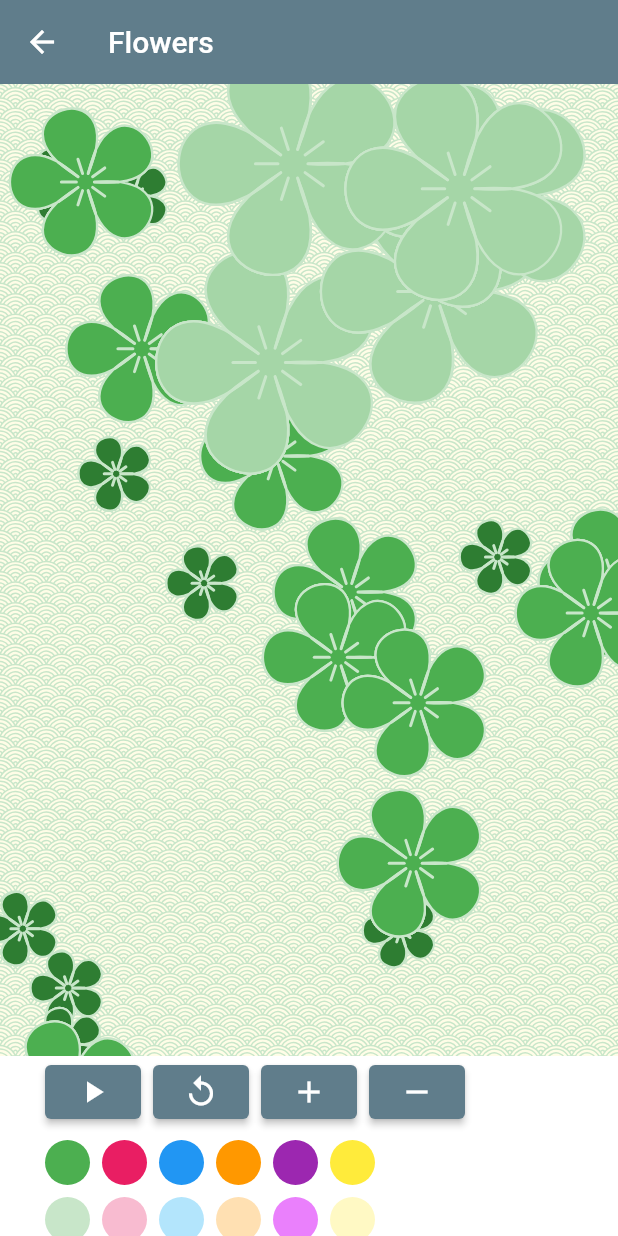
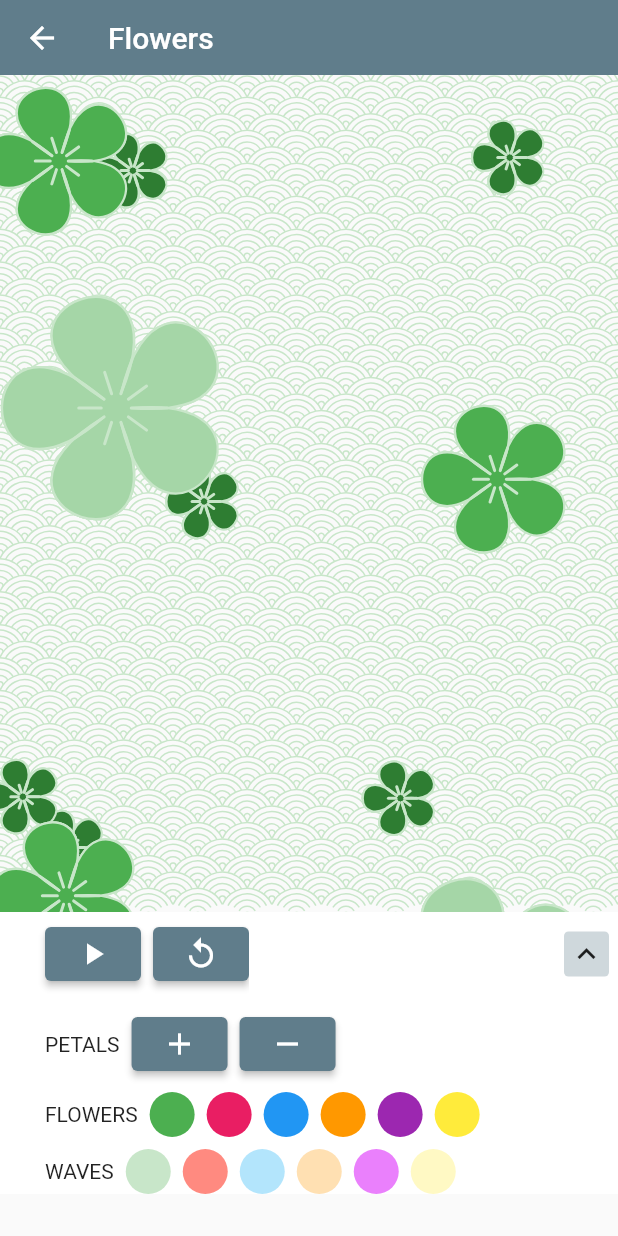
Before and after one commit to fullmers/flutter_animation_play, a Flutter app: the screen it shows after launch, after a tap on "Flowers", on a phone screen of 412 x 824 dp. Run offline on Flutter 3.47's test engine with Material 2 defaults, Android fonts, the phone set to English and light mode, and no system bars.

Commit message:
make the controller expandable, factor out the top row of controller into its own widget

```diff
--- a/lib/flowers/flower_painter.dart
+++ b/lib/flowers/flower_painter.dart
@@ -27,51 +27,7 @@ class FlowerPainter extends CustomPainter {
   @override
   void paint(Canvas canvas, Size size) {
     petalsPath.reset();
-    _drawWaves(canvas: canvas, size: size);
     _drawFlowers(canvas: canvas, flowers: flowers);
-  }
-
-  void _drawWaves({required Canvas canvas, required Size size}) {
-    int numCols = 16;
-    final width = size.width;
-    final colWidth = .8 * width / numCols;
-    numCols = numCols + 5;
-    int numRows = (size.height / colWidth).ceil() * 3 + 1;
-    final r0 = 2 * colWidth / 32;
-    final r1 = 6 * colWidth / 32;
-    final r2 = 10 * colWidth / 32;
-    final r3 = 14 * colWidth / 32;
-    final r4 = 35 * colWidth / 64;
-    final refStartAngle = -pi / 6;
-    final refSweepAngle = -2 * pi / 3;
-
-    double dy;
-    double dx;
-    for (int j = 0; j < numRows; j++) {
-      for (int i = 0; i < numCols + 1; i++) {
-        if (j % 2 == 0) {
-          dx = i * colWidth + colWidth / 2;
-        } else {
-          dx = i * colWidth;
-        }
-        dy = colWidth * j / 3;
-
-        _paint.color = waveColor;
-        _paint.style = PaintingStyle.stroke;
-        _paint.strokeWidth = 1;
-
-        canvas.drawArc(Rect.fromCircle(center: Offset(dx, dy), radius: r0), refStartAngle + 3 * pi / 16,
-            refSweepAngle - 3 * pi / 8, false, _paint);
-        canvas.drawArc(
-            Rect.fromCircle(center: Offset(dx, dy), radius: r1), refStartAngle, refSweepAngle, false, _paint);
-        canvas.drawArc(Rect.fromCircle(center: Offset(dx, dy), radius: r2), refStartAngle - pi / 128,
-            refSweepAngle + pi / 64, false, _paint);
-        canvas.drawArc(Rect.fromCircle(center: Offset(dx, dy), radius: r3), refStartAngle + pi / 64,
-            refSweepAngle - pi / 32, false, _paint);
-        canvas.drawArc(Rect.fromCircle(center: Offset(dx, dy), radius: r4), refStartAngle + pi / 32,
-            refSweepAngle - pi / 16, false, _paint);
-      }
-    }
   }
 
   void _drawFlowers({
--- a/lib/flowers/flowers.dart
+++ b/lib/flowers/flowers.dart
@@ -1,9 +1,10 @@
 import 'dart:math';
 
+import 'package:animaplay/flowers/WavePainter.dart';
 import 'package:flutter/material.dart';
 
-import '../animation_controller_buttons.dart';
 import 'color_change_button.dart';
+import 'controller_top.dart';
 import 'flower.dart';
 import 'flower_painter.dart';
 
@@ -37,12 +38,16 @@ class _FlowersState extends State<Flowers> with SingleTickerProviderStateMixin {
   final _random = Random();
   final List<Flower> _flowers = [];
   final List<FlowerSeed> _seeds = [];
-  final int _numFlowers = 30;
-  final int _durationInMs = 3000;
+  final int _numFlowers = 15;
+  final int _durationInMs = 8000;
+  late double _openControlBarHeight = 200;
+  late double _minControlBarHeight = 56;
+  final double _toolBarHeight = 50;
   Color _waveColor = Colors.green[100]!;
 
   int _numPetals = 5;
   bool _isPlaying = false;
+  bool _isControllerOpen = true;
   FlowerColorScheme _currentColorScheme = FlowerColorScheme.Green;
 
   // beginning and end fields of Tween not needed, since the duration field in the controller provides this
@@ -88,7 +93,7 @@ class _FlowersState extends State<Flowers> with SingleTickerProviderStateMixin {
 
   Offset _makeRandomCenter() {
     double dx = _random.nextDouble() * widget.width;
-    double dy = _random.nextDouble() * widget.height;
+    double dy = _random.nextDouble() * (widget.height - _toolBarHeight - 70);
     return Offset(dx, dy);
   }
 
@@ -131,6 +136,7 @@ class _FlowersState extends State<Flowers> with SingleTickerProviderStateMixin {
         title: Text(widget.title),
         shadowColor: Colors.green,
         elevation: 0,
+        toolbarHeight: _toolBarHeight,
       ),
       body: Column(
         children: [
@@ -140,25 +146,32 @@ class _FlowersState extends State<Flowers> with SingleTickerProviderStateMixin {
               flowers: _flowers,
               waveColor: _waveColor,
             ),
+            painter: WavePainter(waveColor: _waveColor),
             child: Container(
-              color: Colors.yellow[50],
-              height: MediaQuery.of(context).size.height - 176,
+              height: _isControllerOpen
+                  ? MediaQuery.of(context).size.height - (_toolBarHeight + _openControlBarHeight + 16)
+                  : MediaQuery.of(context).size.height - (_toolBarHeight + _minControlBarHeight + 24),
             ),
           ),
-          Container(
-            height: 120,
+          _isControllerOpen
+              ? Container(
                   color: Colors.white,
                   child: Column(
-              mainAxisAlignment: MainAxisAlignment.end,
                     crossAxisAlignment: CrossAxisAlignment.center,
                     children: [
-                Row(
-                  children: [
-                    AnimationControllerButtons(
+                      ControllerTop(
+                        minHeight: _minControlBarHeight,
+                        openHeight: _openControlBarHeight,
                         isPlaying: _isPlaying,
-                      onPressPlayPause: _playOrPause,
-                      onPressReset: _reset,
+                        playOrPause: _playOrPause,
+                        reset: _reset,
+                        isControllerOpen: _isControllerOpen,
+                        openOrCloseController: _openOrClose,
                       ),
+                      const SizedBox(height: 8),
+                      Row(children: [
+                        const SizedBox(width: 30),
+                        Text('PETALS'),
                         const SizedBox(width: 8),
                         ElevatedButton(
                           child: Icon(Icons.add),
@@ -179,12 +192,13 @@ class _FlowersState extends State<Flowers> with SingleTickerProviderStateMixin {
                             }
                           }),
                         ),
-                  ],
-                ),
+                      ]),
                       const SizedBox(height: 8),
                       Row(
                         children: [
                           const SizedBox(width: 30),
+                          Text('FLOWERS'),
+                          const SizedBox(width: 8),
                           ColorChangeButton(
                             buttonColor: Colors.green,
                             onTap: () => _changeColor(FlowerColorScheme.Green),
@@ -220,14 +234,16 @@ class _FlowersState extends State<Flowers> with SingleTickerProviderStateMixin {
                       const SizedBox(height: 8),
                       Row(children: [
                         const SizedBox(width: 30),
+                        Text('WAVES'),
+                        const SizedBox(width: 8),
                         ColorChangeButton(
                           buttonColor: Colors.green[100]!,
                           onTap: () => _changeWaveColor(Colors.green[100]!),
                         ),
                         const SizedBox(width: 8),
                         ColorChangeButton(
-                    buttonColor: Colors.pink[100]!,
-                    onTap: () => _changeWaveColor(Colors.pink[100]!),
+                          buttonColor: Colors.redAccent[100]!,
+                          onTap: () => _changeWaveColor(Colors.redAccent[100]!),
                         ),
                         const SizedBox(width: 8),
                         ColorChangeButton(
@@ -250,14 +266,28 @@ class _FlowersState extends State<Flowers> with SingleTickerProviderStateMixin {
                           onTap: () => _changeWaveColor(Colors.yellow[100]!),
                         ),
                       ]),
-                const SizedBox(height: 8)
+                      //    const SizedBox(height: 8)
                     ],
                   ),
+                )
+              : ControllerTop(
+                  openHeight: _openControlBarHeight,
+                  minHeight: _minControlBarHeight,
+                  isPlaying: _isPlaying,
+                  playOrPause: _playOrPause,
+                  reset: _reset,
+                  isControllerOpen: _isControllerOpen,
+                  openOrCloseController: _openOrClose,
                 ),
         ],
       ),
-//      floatingActionButton:
     );
+  }
+
+  void _openOrClose() {
+    setState(() {
+      _isControllerOpen = !_isControllerOpen;
+    });
   }
 
   void _changeWaveColor(Color color) {
```
Lines whose indentation alone changed are shown as unchanged.
